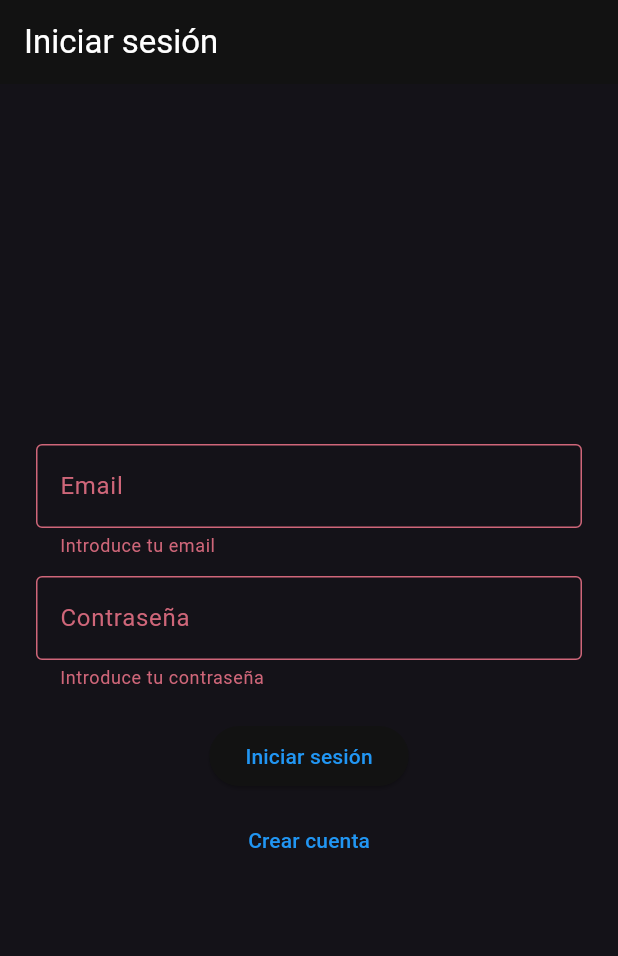
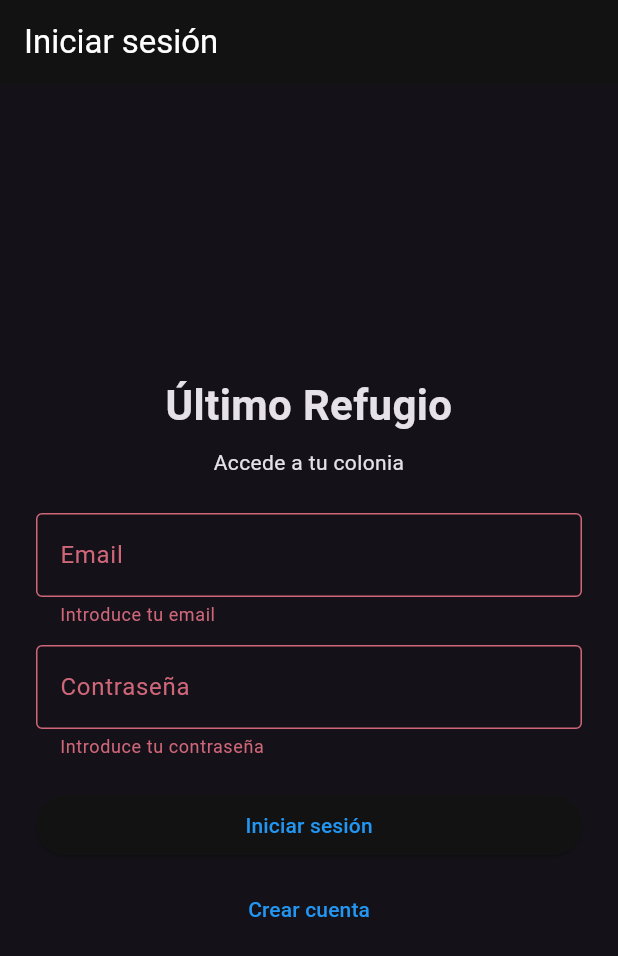
Before and after one commit to Kostilla/Ultimo_refugio, a Flutter app: the screen it shows after launch, after a tap on "Iniciar sesión", on a phone screen of 412 x 824 dp. Shown: the top 956 px of the screen. Run offline on Flutter 3.47's test engine with Material 3 defaults, Android fonts, the phone set to English and light mode, and no system bars; our stand-ins replace flutter_dotenv, flutter_riverpod, go_router, supabase_flutter; accounts and stored records are empty.

Commit message:
Actualizar login_screen.dart

```diff
--- a/lib/features/auth/presentation/login_screen.dart
+++ b/lib/features/auth/presentation/login_screen.dart
@@ -35,13 +35,15 @@ class _LoginScreenState extends ConsumerState<LoginScreen> {
             password: _passwordController.text,
           );
 
-      if (mounted) {
-        context.go('/colony-entry');
-      }
+      if (!mounted) return;
+
+      // ⚠️ NO redirigimos aquí manualmente
+      // el router ya decide si va a /home o /colony-entry
+      context.go('/home');
     } catch (e) {
       if (!mounted) return;
       ScaffoldMessenger.of(context).showSnackBar(
-        SnackBar(content: Text('Error al iniciar sesión: $e')),
+        SnackBar(content: Text('Error: $e')),
       );
     } finally {
       ref.read(authLoadingProvider.notifier).state = false;
@@ -53,29 +55,49 @@ class _LoginScreenState extends ConsumerState<LoginScreen> {
     final isLoading = ref.watch(authLoadingProvider);
 
     return Scaffold(
-      appBar: AppBar(title: const Text('Iniciar sesión')),
-      body: Center(
+      appBar: AppBar(
+        title: const Text('Iniciar sesión'),
+      ),
+      body: SafeArea(
+        child: Center(
           child: ConstrainedBox(
             constraints: const BoxConstraints(maxWidth: 420),
             child: Padding(
               padding: const EdgeInsets.all(24),
               child: Form(
                 key: _formKey,
-              child: Column(
-                mainAxisAlignment: MainAxisAlignment.center,
+                child: ListView(
+                  shrinkWrap: true,
                   children: [
+                    const Text(
+                      'Último Refugio',
+                      textAlign: TextAlign.center,
+                      style: TextStyle(
+                        fontSize: 28,
+                        fontWeight: FontWeight.bold,
+                      ),
+                    ),
+                    const SizedBox(height: 8),
+                    const Text(
+                      'Accede a tu colonia',
+                      textAlign: TextAlign.center,
+                    ),
+                    const SizedBox(height: 24),
                     TextFormField(
                       controller: _emailController,
+                      enabled: !isLoading,
                       keyboardType: TextInputType.emailAddress,
+                      textInputAction: TextInputAction.next,
                       decoration: const InputDecoration(
                         labelText: 'Email',
                         border: OutlineInputBorder(),
                       ),
                       validator: (value) {
-                      if (value == null || value.trim().isEmpty) {
+                        final text = value?.trim() ?? '';
+                        if (text.isEmpty) {
                           return 'Introduce tu email';
                         }
-                      if (!value.contains('@')) {
+                        if (!text.contains('@')) {
                           return 'Email no válido';
                         }
                         return null;
@@ -84,13 +106,16 @@ class _LoginScreenState extends ConsumerState<LoginScreen> {
                     const SizedBox(height: 12),
                     TextFormField(
                       controller: _passwordController,
+                      enabled: !isLoading,
                       obscureText: true,
+                      textInputAction: TextInputAction.done,
                       decoration: const InputDecoration(
                         labelText: 'Contraseña',
                         border: OutlineInputBorder(),
                       ),
                       validator: (value) {
-                      if (value == null || value.isEmpty) {
+                        final text = value ?? '';
+                        if (text.isEmpty) {
                           return 'Introduce tu contraseña';
                         }
                         return null;
@@ -106,7 +131,9 @@ class _LoginScreenState extends ConsumerState<LoginScreen> {
                     ),
                     const SizedBox(height: 8),
                     TextButton(
-                    onPressed: isLoading ? null : () => context.go('/register'),
+                      onPressed: isLoading
+                          ? null
+                          : () => context.go('/register'),
                       child: const Text('Crear cuenta'),
                     ),
                   ],
@@ -115,6 +142,7 @@ class _LoginScreenState extends ConsumerState<LoginScreen> {
             ),
           ),
         ),
+      ),
     );
   }
 }
```
Lines whose indentation alone changed are shown as unchanged.
